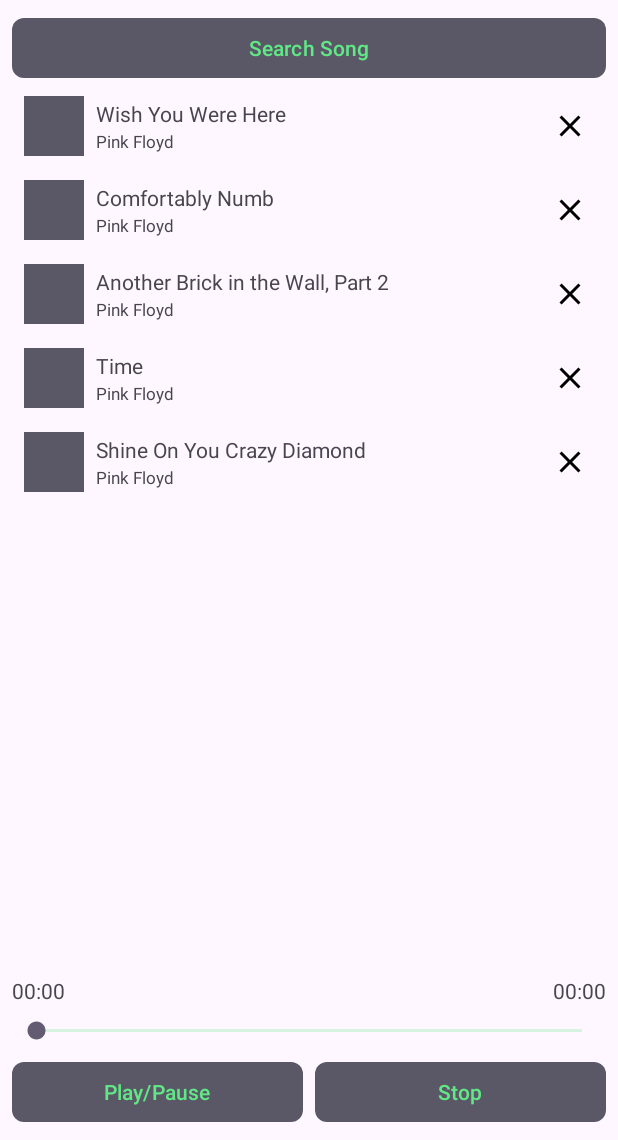
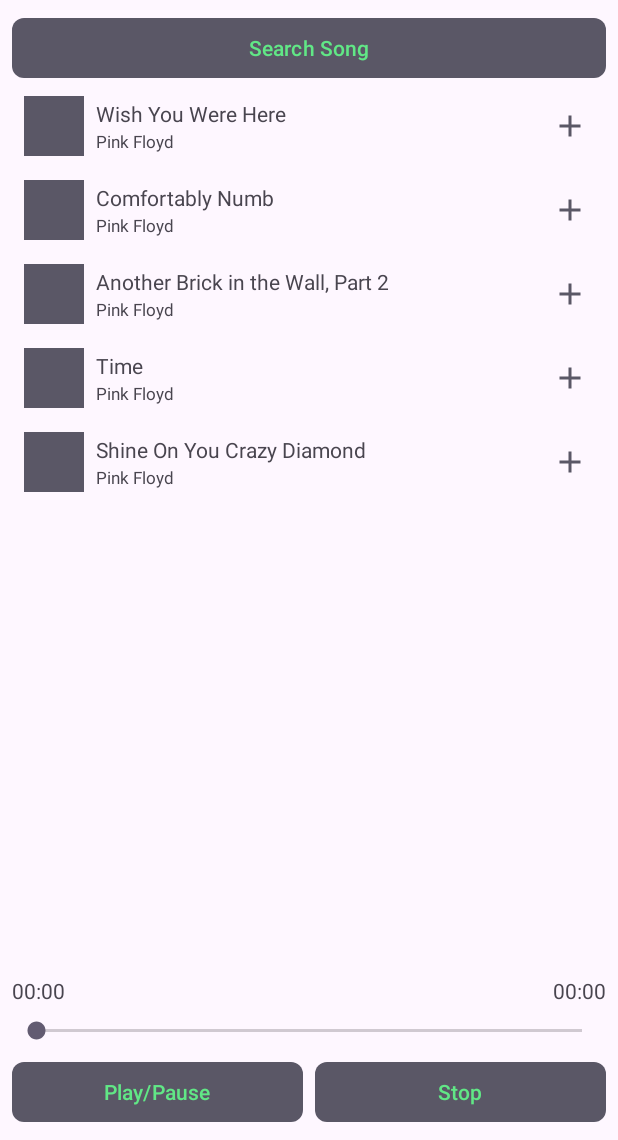
Before and after one commit to ushka1/MusicPlayer, an Android app: the screen it shows after launch (MainActivity), on a phone screen of 412 x 824 dp, the part 96-1236 px from its top. Run offline under Robolectric (Android 15) with nearby library versions, the phone set to English and light mode, and no system bars.

Commit message:
feat(ui): overall improvements

```diff
--- a/app/src/main/java/com/example/musicplayer/MainActivity.kt
+++ b/app/src/main/java/com/example/musicplayer/MainActivity.kt
@@ -44,6 +44,7 @@ class MainActivity : AppCompatActivity() {
                 Snackbar.make(binding.root, "Deleting playlist...", Snackbar.LENGTH_SHORT).show()
             }
         }
+
         return true
     }
 
--- a/app/src/main/java/com/example/musicplayer/songs/SongListFragment.kt
+++ b/app/src/main/java/com/example/musicplayer/songs/SongListFragment.kt
@@ -1,4 +1,4 @@
-package com.example.musicplayer
+package com.example.musicplayer.songs
 
 import android.os.Bundle
 import android.view.LayoutInflater
@@ -6,9 +6,8 @@ import android.view.View
 import android.view.ViewGroup
 import androidx.fragment.app.Fragment
 import androidx.recyclerview.widget.LinearLayoutManager
+import com.example.musicplayer.R
 import com.example.musicplayer.databinding.FragmentSongListBinding
-import com.example.musicplayer.songs.SongList
-import com.example.musicplayer.songs.SongsRecyclerAdapter
 import com.google.android.material.snackbar.Snackbar
 
 class SongListFragment : Fragment(R.layout.fragment_song_list) {
--- a/app/src/main/res/drawable/background_circle.xml
+++ b/app/src/main/res/drawable/background_circle.xml
@@ -1,26 +1,19 @@
 <?xml version="1.0" encoding="utf-8"?>
-<selector xmlns:android="http://schemas.android.com/apk/res/android">
+
+<selector xmlns:android="http://schemas.android.com/apk/res/android" android:enterFadeDuration="100" android:exitFadeDuration="100">
 
     <item android:state_pressed="true">
         <shape>
-            <solid android:color="@color/davy_gray" />
+            <solid android:color="@color/light_green" />
             <corners android:radius="1000dp" />
-            <padding
-                android:bottom="4dp"
-                android:left="4dp"
-                android:right="4dp"
-                android:top="4dp" />
+            <padding android:bottom="4dp" android:left="4dp" android:right="4dp" android:top="4dp" />
         </shape>
     </item>
 
     <item>
         <shape>
             <corners android:radius="1000dp" />
-            <padding
-                android:bottom="4dp"
-                android:left="4dp"
-                android:right="4dp"
-                android:top="4dp" />
+            <padding android:bottom="4dp" android:left="4dp" android:right="4dp" android:top="4dp" />
         </shape>
     </item>
 
--- /dev/null
+++ b/app/src/main/res/drawable/ic_add.xml
@@ -0,0 +1,5 @@
+<vector xmlns:android="http://schemas.android.com/apk/res/android" android:height="24dp" android:tint="#000000" android:viewportHeight="24" android:viewportWidth="24" android:width="24dp">
+
+    <path android:fillColor="@android:color/white" android:pathData="M19,13h-6v6h-2v-6H5v-2h6V5h2v6h6v2z"/>
+
+</vector>
--- a/app/src/main/res/layout/activity_main.xml
+++ b/app/src/main/res/layout/activity_main.xml
@@ -15,7 +15,7 @@
 
     <androidx.fragment.app.FragmentContainerView
         android:id="@+id/song_list_fragment"
-        android:name="com.example.musicplayer.SongListFragment"
+        android:name="com.example.musicplayer.songs.SongListFragment"
         android:layout_width="match_parent"
         android:layout_height="0dp"
         android:layout_weight="1"
--- a/app/src/main/res/layout/item_song.xml
+++ b/app/src/main/res/layout/item_song.xml
@@ -42,10 +42,11 @@
         android:layout_width="wrap_content"
         android:layout_height="wrap_content"
         android:background="@drawable/background_circle"
-        android:contentDescription="@string/close"
-        android:src="@drawable/ic_close"
+        android:contentDescription="@string/add_to_favorites"
+        android:src="@drawable/ic_add"
         app:layout_constraintBottom_toBottomOf="parent"
         app:layout_constraintRight_toRightOf="parent"
-        app:layout_constraintTop_toTopOf="parent" />
+        app:layout_constraintTop_toTopOf="parent"
+        app:tint="@color/davy_gray" />
 
 </androidx.constraintlayout.widget.ConstraintLayout>
--- a/app/src/main/res/layout/toolbar_main.xml
+++ b/app/src/main/res/layout/toolbar_main.xml
@@ -5,5 +5,6 @@
     style="@style/PrimaryToolbar"
     android:layout_width="match_parent"
     android:layout_height="wrap_content"
+    android:theme="@style/Base.Theme.MusicPlayer.Toolbar"
     app:title="@string/app_name"
     tools:menu="@menu/playlist_menu" />
--- a/app/src/main/res/values/strings.xml
+++ b/app/src/main/res/values/strings.xml
@@ -8,4 +8,5 @@
     <string name="stop">Stop</string>
     <string name="song_icon">Song icon</string>
     <string name="close">Close</string>
+    <string name="add_to_favorites">Add to favorites</string>
 </resources>
--- a/app/src/main/res/values/styles.xml
+++ b/app/src/main/res/values/styles.xml
@@ -1,7 +1,9 @@
 <?xml version="1.0" encoding="utf-8"?>
 <resources>
+
     <style name="PrimaryToolbar" parent="">
         <item name="android:background">?attr/colorPrimary</item>
         <item name="titleTextColor">?attr/colorOnPrimary</item>
     </style>
+
 </resources>
--- a/app/src/main/res/values/themes.xml
+++ b/app/src/main/res/values/themes.xml
@@ -4,7 +4,6 @@
         <!-- Customize your light theme here. -->
         <item name="colorPrimary">@color/davy_gray</item>
         <item name="colorOnPrimary">@color/light_green</item>
-        <item name="colorControlNormal">?attr/colorOnPrimary</item>
     </style>
 
     <style name="Theme.MusicPlayer" parent="Base.Theme.MusicPlayer" />
--- /dev/null
+++ b/app/src/main/res/values/toolbar_theme.xml
@@ -0,0 +1,8 @@
+<?xml version="1.0" encoding="utf-8"?>
+<resources>
+
+    <style name="Base.Theme.MusicPlayer.Toolbar" parent="Base.Theme.MusicPlayer">
+        <item name="colorControlNormal">?attr/colorOnPrimary</item>
+    </style>
+
+</resources>
```
Also changed, not shown: 1 other file.
